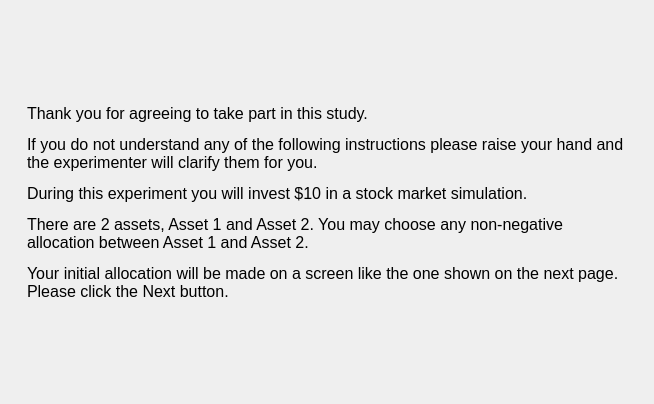
This is MarketSimulation/instructionscreen1.ui in dwattttt/marketsim as Qt 5 draws it before an edit. The edited form follows.
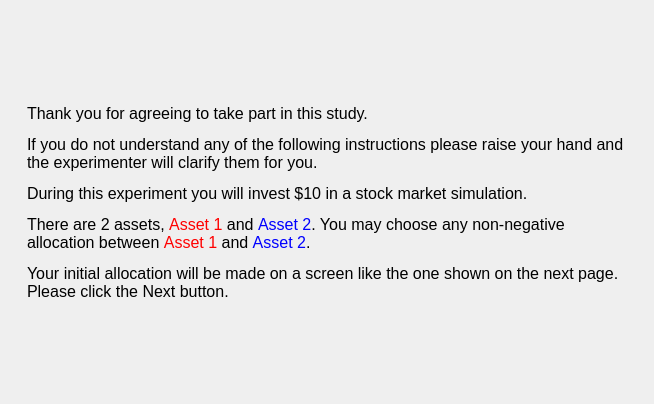
This is the edited form.

```diff
--- a/MarketSimulation/instructionscreen1.ui
+++ b/MarketSimulation/instructionscreen1.ui
@@ -69,7 +69,7 @@
 &lt;p style=&quot; margin-top:12px; margin-bottom:12px; margin-left:0px; margin-right:0px; -qt-block-indent:0; text-indent:0px;&quot;&gt;Thank you for agreeing to take part in this study.&lt;/p&gt;
 &lt;p style=&quot; margin-top:12px; margin-bottom:12px; margin-left:0px; margin-right:0px; -qt-block-indent:0; text-indent:0px;&quot;&gt;If you do not understand any of the following instructions please raise your hand and the experimenter will clarify them for you.&lt;/p&gt;
 &lt;p style=&quot; margin-top:12px; margin-bottom:12px; margin-left:0px; margin-right:0px; -qt-block-indent:0; text-indent:0px;&quot;&gt;During this experiment you will invest $10 in a stock market simulation.&lt;/p&gt;
-&lt;p style=&quot; margin-top:12px; margin-bottom:12px; margin-left:0px; margin-right:0px; -qt-block-indent:0; text-indent:0px;&quot;&gt;There are 2 assets, Asset 1 and Asset 2. You may choose any non-negative allocation between Asset 1 and Asset 2.&lt;/p&gt;
+&lt;p style=&quot; margin-top:12px; margin-bottom:12px; margin-left:0px; margin-right:0px; -qt-block-indent:0; text-indent:0px;&quot;&gt;There are 2 assets, &lt;span style=&quot; color:#ff0000;&quot;&gt;Asset 1&lt;/span&gt; and &lt;span style=&quot; color:#0000ff;&quot;&gt;Asset 2&lt;/span&gt;. You may choose any non-negative allocation between &lt;span style=&quot; color:#ff0000;&quot;&gt;Asset 1&lt;/span&gt; and &lt;span style=&quot; color:#0000ff;&quot;&gt;Asset 2&lt;/span&gt;.&lt;/p&gt;
 &lt;p style=&quot; margin-top:12px; margin-bottom:12px; margin-left:0px; margin-right:0px; -qt-block-indent:0; text-indent:0px;&quot;&gt;Your initial allocation will be made on a screen like the one shown on the next page. Please click the Next button.&lt;/p&gt;&lt;/body&gt;&lt;/html&gt;</string>
        </property>
        <property name="wordWrap">
```
